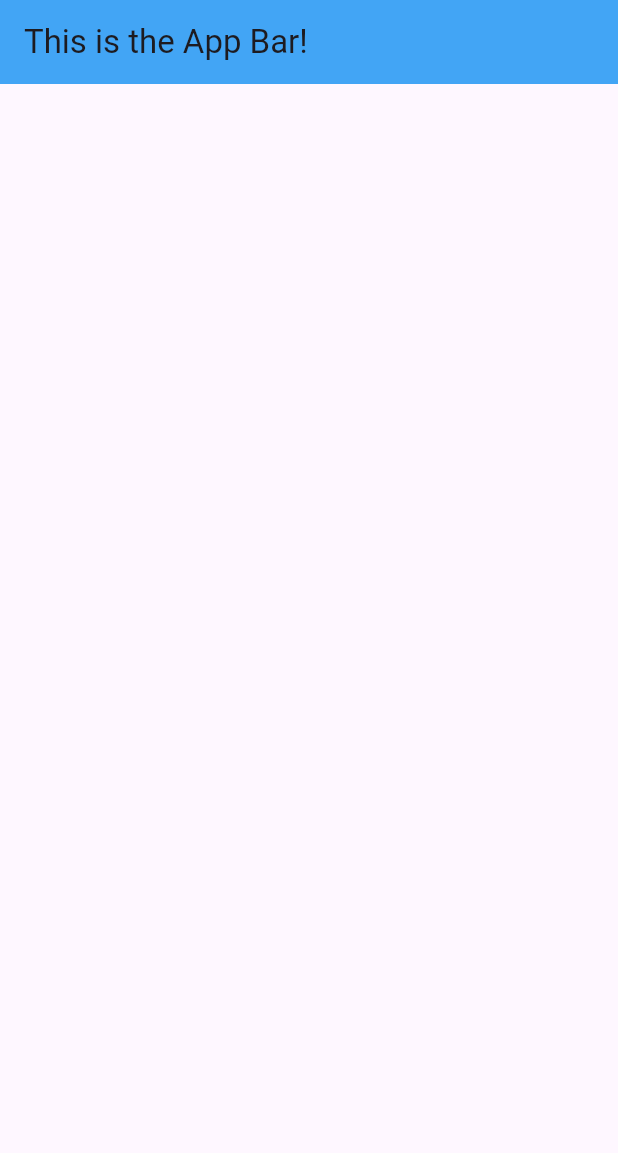
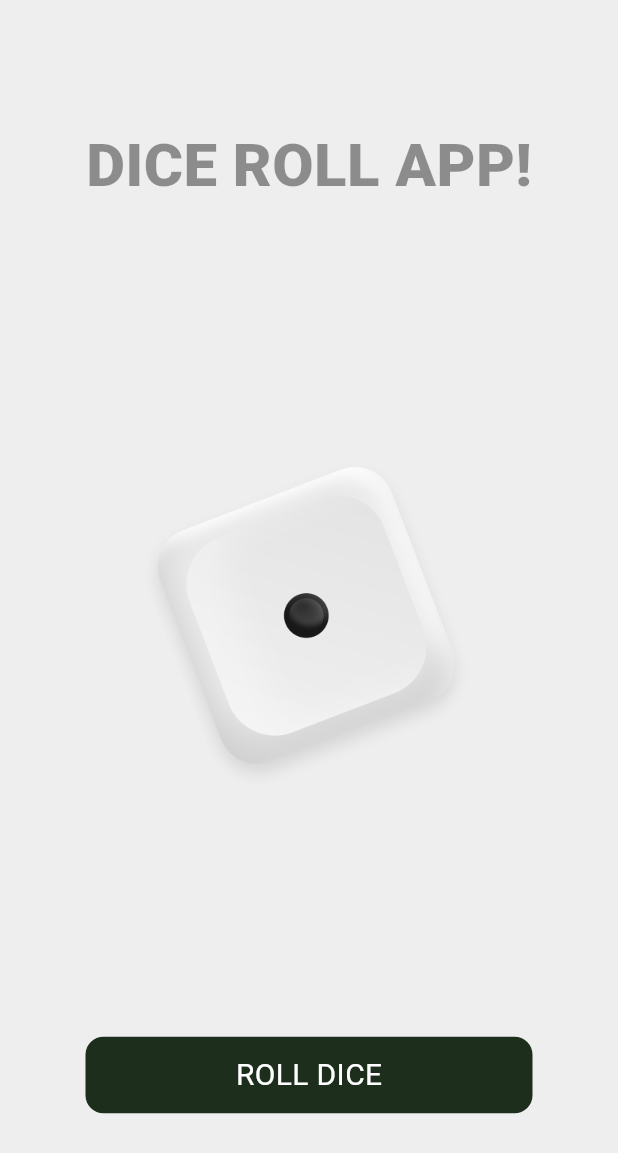
Before and after one commit to JUDEJEEVAN/dice_roll_app, a Flutter app: the screen it shows after launch, on a phone screen of 412 x 824 dp. Shown: the top 1153 px of the screen. Run offline on Flutter 3.47's test engine with Material 3 defaults, Android fonts, the phone set to English and light mode, and no system bars.

Commit message:
Class HelloWorld renamed to DiceRollApp and the diceroll app UI created.

```diff
--- a/dice_roll_application/lib/main.dart
+++ b/dice_roll_application/lib/main.dart
@@ -8,19 +8,49 @@ void addTwoNumbers({required double number1, required double number2}) {
 void main() {
   addTwoNumbers(number2: 4.5, number1: 6.0);
   runApp(MaterialApp(
-    home: HelloWorldApp(),
+    home: DiceRollApp(),
   ));
 }
 
-class HelloWorldApp extends StatelessWidget {
-  const HelloWorldApp({super.key});
+class DiceRollApp extends StatelessWidget {
+  const DiceRollApp({super.key});
 
   @override
   Widget build(BuildContext context) {
     return Scaffold(
-      appBar: AppBar(
-        title: Text('This is the App Bar!'),
-        backgroundColor: Colors.blue.shade400,
+      backgroundColor: Colors.grey.shade200,
+      body: SizedBox(
+        width: MediaQuery.of(context).size.width,
+        child: Column(
+          mainAxisAlignment: MainAxisAlignment.spaceAround,
+          crossAxisAlignment: CrossAxisAlignment.center,
+          children: [
+            Text(
+              'DICE ROLL APP!',
+              style: TextStyle(
+                  fontSize: 40.0,
+                  fontWeight: FontWeight.w800,
+                  color: Colors.black.withOpacity(0.41)),
+            ),
+            Image.asset(
+              'assets/images/dice-1.png',
+              height: 225,
+              width: 225,
+            ),
+            Container(
+              height: 51,
+              width: 298,
+              decoration: BoxDecoration(
+                  color: Color.fromARGB(255, 29, 46, 29),
+                  borderRadius: BorderRadius.circular(12.0)),
+              child: Center(
+                  child: Text(
+                'ROLL DICE',
+                style: TextStyle(color: Colors.white, fontSize: 20),
+              )),
+            ),
+          ],
+        ),
       ),
     );
   }
```
